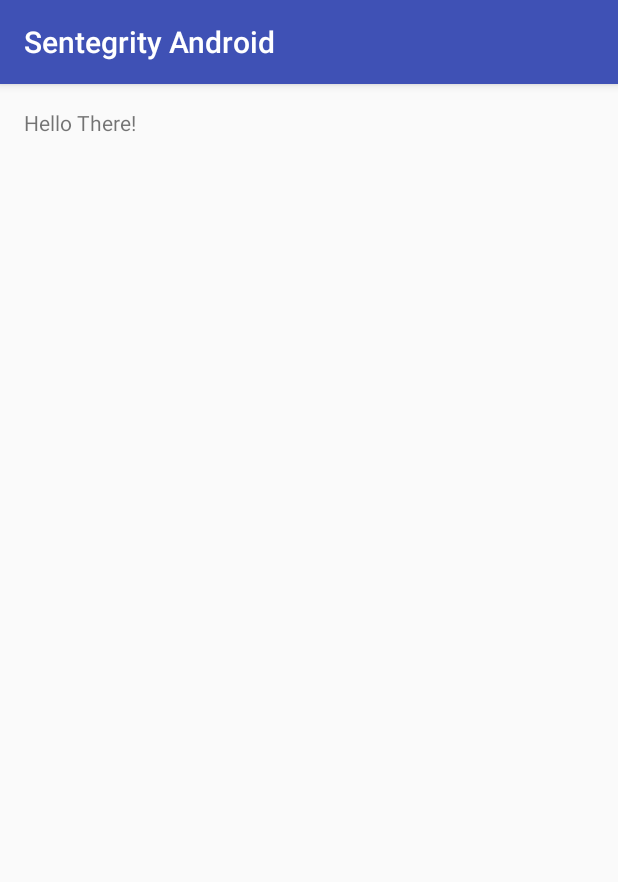
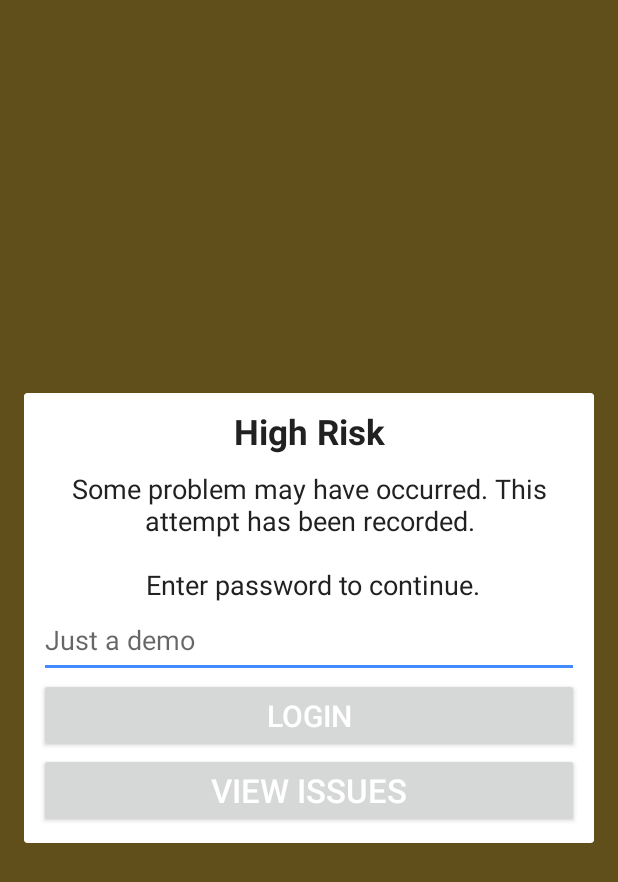
Before and after one commit to Sentegrity/sentegrity-android, an Android app: the screen it shows after launch (MainActivity before the commit, LoginActivity after it), on a phone screen of 412 x 824 dp. Shown: the top 882 px of the screen. Run offline under Robolectric (Android 15) with nearby library versions, the phone set to English and light mode, and no system bars.

Commit message:
initial implementation of the login screen and detection fail dialog

```diff
--- a/sentegrity/src/main/AndroidManifest.xml
+++ b/sentegrity/src/main/AndroidManifest.xml
@@ -8,7 +8,7 @@
         android:label="@string/app_name"
         android:supportsRtl="true"
         android:theme="@style/AppTheme" >
-        <activity android:name=".MainActivity" >
+        <activity android:name=".LoginActivity" >
             <intent-filter>
                 <action android:name="android.intent.action.MAIN" />
 
--- /dev/null
+++ b/sentegrity/src/main/java/com/sentegrity/android/LoginActivity.java
@@ -0,0 +1,33 @@
+package com.sentegrity.android;
+
+import android.app.Dialog;
+import android.os.Handler;
+import android.support.v7.app.AppCompatActivity;
+import android.os.Bundle;
+import android.view.LayoutInflater;
+import android.view.View;
+
+public class LoginActivity extends AppCompatActivity {
+
+    @Override
+    protected void onCreate(Bundle savedInstanceState) {
+        super.onCreate(savedInstanceState);
+        setContentView(R.layout.activity_login);
+
+        new Handler().postDelayed(new Runnable() {
+            @Override
+            public void run() {
+                showError();
+            }
+        }, 1000);
+    }
+
+    private void showError() {
+        Dialog dialog = new Dialog(this);
+        LayoutInflater inflater = this.getLayoutInflater();
+        final View dialogView = inflater.inflate(R.layout.dialog_login_error, null);
+        dialog.setContentView(dialogView);
+
+        dialog.show();
+    }
+}
--- a/sentegrity/src/main/java/com/sentegrity/android/MainActivity.java
+++ /dev/null
@@ -1,13 +0,0 @@
-package com.sentegrity.android;
-
-import android.support.v7.app.AppCompatActivity;
-import android.os.Bundle;
-
-public class MainActivity extends AppCompatActivity {
-
-    @Override
-    protected void onCreate(Bundle savedInstanceState) {
-        super.onCreate(savedInstanceState);
-        setContentView(R.layout.activity_main);
-    }
-}
--- a/sentegrity/src/main/res/layout/activity_main.xml
+++ b/sentegrity/src/main/res/layout/activity_login.xml
@@ -8,10 +8,12 @@
     android:paddingRight="@dimen/activity_horizontal_margin"
     android:paddingTop="@dimen/activity_vertical_margin"
     android:paddingBottom="@dimen/activity_vertical_margin"
-    tools:context="com.sentegrity.android.MainActivity">
+    android:background="@color/colorPrimary"
+    tools:context=".LoginActivity">
 
-    <TextView
-        android:text="Hello There!"
+    <ImageView
         android:layout_width="wrap_content"
-        android:layout_height="wrap_content" />
+        android:layout_height="wrap_content"
+        android:layout_centerInParent="true"
+        android:src="@drawable/logo_big"/>
 </RelativeLayout>
--- /dev/null
+++ b/sentegrity/src/main/res/layout/dialog_login_error.xml
@@ -0,0 +1,52 @@
+<?xml version="1.0" encoding="utf-8"?>
+<LinearLayout
+    xmlns:android="http://schemas.android.com/apk/res/android"
+    android:orientation="vertical"
+    android:layout_width="match_parent"
+    android:layout_height="match_parent"
+    android:padding="10dp">
+
+    <TextView
+        android:layout_width="match_parent"
+        android:layout_height="wrap_content"
+        android:text="High Risk"
+        android:gravity="center"
+        android:textStyle="bold"
+        android:textSize="23dp"
+        android:textColor="#212121"
+        android:layout_marginBottom="10dp"/>
+
+    <TextView
+        android:layout_width="match_parent"
+        android:layout_height="wrap_content"
+        android:gravity="center"
+        android:textColor="#212121"
+        android:text="Some problem may have occurred. This attempt has been recorded.\n\n Enter password to continue."
+        android:textSize="18dp"/>
+
+    <EditText
+        android:layout_width="match_parent"
+        android:layout_height="50dp"
+        android:hint="Just a demo"
+        android:textSize="18dp"
+        android:id="@+id/password"/>
+
+    <Button
+        android:layout_width="match_parent"
+        android:layout_height="50dp"
+        android:text="Login"
+        android:gravity="center"
+        android:textSize="20dp"
+        android:textColor="#ffffff"/>
+
+    <Button
+        android:layout_width="match_parent"
+        android:layout_height="50dp"
+        android:text="View Issues"
+        android:gravity="center"
+        android:textSize="22dp"
+        android:textColor="#ffffff"/>
+
+
+
+</LinearLayout>
--- a/sentegrity/src/main/res/values/colors.xml
+++ b/sentegrity/src/main/res/values/colors.xml
@@ -1,6 +1,7 @@
 <?xml version="1.0" encoding="utf-8"?>
 <resources>
-    <color name="colorPrimary">#3F51B5</color>
-    <color name="colorPrimaryDark">#303F9F</color>
-    <color name="colorAccent">#FF4081</color>
+    <color name="colorPrimary">#f2c345</color>
+    <color name="colorPrimaryDark">#f9ae10</color>
+    <color name="colorAccent">#448aff</color>
+
 </resources>
--- a/sentegrity/src/main/res/values/styles.xml
+++ b/sentegrity/src/main/res/values/styles.xml
@@ -1,7 +1,7 @@
 <resources>
 
     <!-- Base application theme. -->
-    <style name="AppTheme" parent="Theme.AppCompat.Light.DarkActionBar">
+    <style name="AppTheme" parent="Theme.AppCompat.Light.NoActionBar">
         <!-- Customize your theme here. -->
         <item name="colorPrimary">@color/colorPrimary</item>
         <item name="colorPrimaryDark">@color/colorPrimaryDark</item>
```
Also changed, not shown: sentegrity/src/main/res/drawable-xxhdpi/logo_big.png (added).
